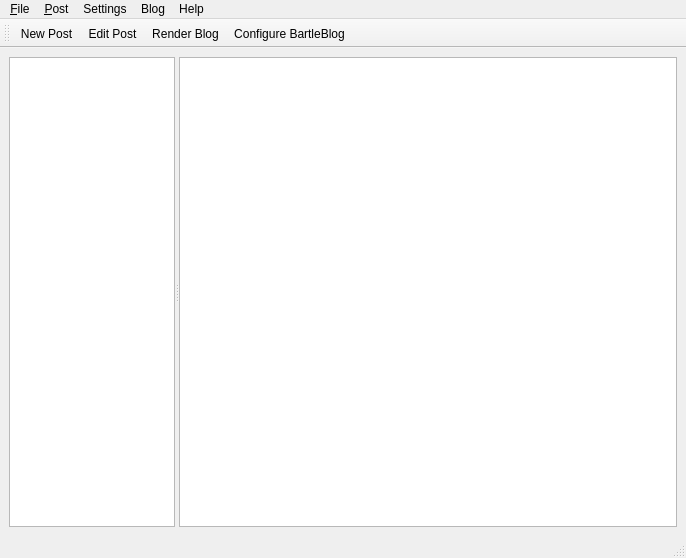
Above: BartleBlog/ui/mainwindow.ui from ralsina/ra-blog before the change. Below: the same form after it.
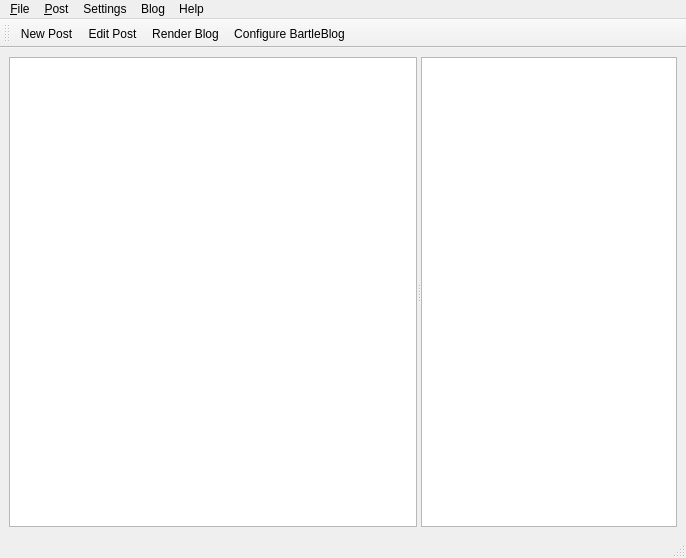
That is the form after the change. Icons and pictures are not drawn. Custom widgets are drawn as their Qt base class.

What changed in the file:
```diff
--- a/BartleBlog/ui/mainwindow.ui
+++ b/BartleBlog/ui/mainwindow.ui
@@ -47,9 +47,9 @@
       <widget class="QTextBrowser" name="viewer" >
        <property name="sizePolicy" >
         <sizepolicy>
-         <hsizetype>7</hsizetype>
-         <vsizetype>7</vsizetype>
-         <horstretch>3</horstretch>
+         <hsizetype>13</hsizetype>
+         <vsizetype>13</vsizetype>
+         <horstretch>0</horstretch>
          <verstretch>0</verstretch>
         </sizepolicy>
        </property>
@@ -250,6 +250,13 @@
    </property>
   </action>
  </widget>
+ <customwidgets>
+  <customwidget>
+   <class>PBrowser</class>
+   <extends>QTextBrowser</extends>
+   <header>pbrowser.h</header>
+  </customwidget>
+ </customwidgets>
  <resources>
   <include location="icons.qrc" />
  </resources>
```
Left out of the diff: 4 changed lines with no effect on the pictures.
